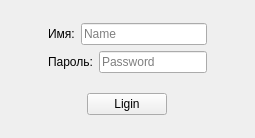
Old version of the form app/forms/forms.ui/login.ui in the repository nikit044ka/Diplom.
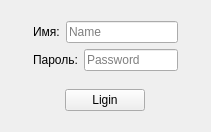
New version of the form.

Commit message: create login

The edit to the form file:
```diff
--- a/app/forms/forms.ui/login.ui
+++ b/app/forms/forms.ui/login.ui
@@ -6,8 +6,8 @@
    <rect>
     <x>0</x>
     <y>0</y>
-    <width>255</width>
-    <height>138</height>
+    <width>211</width>
+    <height>132</height>
    </rect>
   </property>
   <property name="windowTitle">
@@ -78,6 +78,9 @@
               </item>
               <item>
                <widget class="QLineEdit" name="pass_input">
+                <property name="echoMode">
+                 <enum>QLineEdit::Password</enum>
+                </property>
                 <property name="placeholderText">
                  <string>Password</string>
                 </property>
```
Left out of the diff: 4 changed lines with no effect on the pictures. The commit also changes 9 other files.
